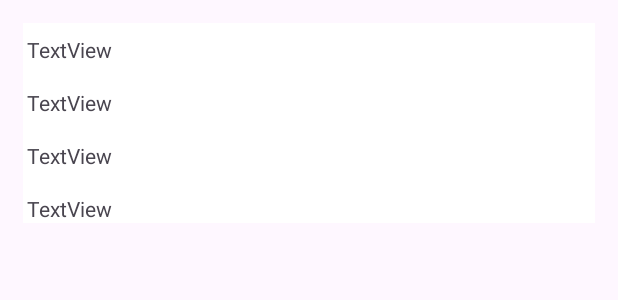
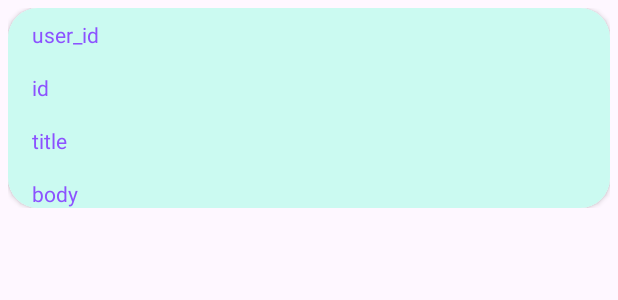
Before and after one commit to Marek243-sk/MyGame, an Android app: the layout main_view_api.xml on its own in the app's theme, with its tools: preview values and no code run, on a phone screen of 412 x 824 dp. Shown: the top 300 px of the screen. Run offline under Robolectric (Android 15) with nearby library versions, the phone set to English and light mode, and no system bars.

Commit message:
Práca na 3. zadaní.

```diff
--- a/app/src/main/res/layout/main_view_api.xml
+++ b/app/src/main/res/layout/main_view_api.xml
@@ -2,20 +2,18 @@
 <androidx.constraintlayout.widget.ConstraintLayout xmlns:android="http://schemas.android.com/apk/res/android"
     xmlns:app="http://schemas.android.com/apk/res-auto"
     android:layout_width="match_parent"
-    android:layout_margin="15dp"
+    android:layout_margin="5dp"
     android:layout_height="wrap_content">
 
     <androidx.cardview.widget.CardView
-        android:layout_width="409dp"
+        android:layout_width="match_parent"
         android:layout_height="match_parent"
-        app:layout_constraintEnd_toEndOf="parent"
-        app:layout_constraintHorizontal_bias="0.5"
-        app:layout_constraintStart_toStartOf="parent"
-        app:layout_constraintTop_toTopOf="parent">
+        app:cardCornerRadius="20dp">
 
         <androidx.constraintlayout.widget.ConstraintLayout
             android:layout_width="match_parent"
-            android:layout_height="match_parent">
+            android:layout_height="match_parent"
+            android:background="@color/box">
 
             <TextView
                 android:id="@+id/title_tv"
@@ -23,9 +21,10 @@
                 android:layout_height="wrap_content"
                 android:layout_marginStart="16dp"
                 android:layout_marginTop="16dp"
-                android:text="TextView"
+                android:text="@string/title"
                 app:layout_constraintStart_toStartOf="parent"
-                app:layout_constraintTop_toBottomOf="@+id/id_tv" />
+                app:layout_constraintTop_toBottomOf="@+id/id_tv"
+                android:textColor="@color/text"/>
 
             <TextView
                 android:id="@+id/id_tv"
@@ -33,9 +32,10 @@
                 android:layout_height="wrap_content"
                 android:layout_marginStart="16dp"
                 android:layout_marginTop="16dp"
-                android:text="TextView"
+                android:text="@string/id"
                 app:layout_constraintStart_toStartOf="parent"
-                app:layout_constraintTop_toBottomOf="@+id/user_id_tv" />
+                app:layout_constraintTop_toBottomOf="@+id/user_id_tv"
+                android:textColor="@color/text"/>
 
             <TextView
                 android:id="@+id/body_tv"
@@ -43,9 +43,10 @@
                 android:layout_height="wrap_content"
                 android:layout_marginStart="16dp"
                 android:layout_marginTop="16dp"
-                android:text="TextView"
+                android:text="@string/body"
                 app:layout_constraintStart_toStartOf="parent"
-                app:layout_constraintTop_toBottomOf="@+id/title_tv" />
+                app:layout_constraintTop_toBottomOf="@+id/title_tv"
+                android:textColor="@color/text"/>
 
             <TextView
                 android:id="@+id/user_id_tv"
@@ -53,9 +54,10 @@
                 android:layout_height="wrap_content"
                 android:layout_marginStart="16dp"
                 android:layout_marginTop="8dp"
-                android:text="TextView"
+                android:text="@string/user_id"
                 app:layout_constraintStart_toStartOf="parent"
-                app:layout_constraintTop_toTopOf="parent" />
+                app:layout_constraintTop_toTopOf="parent"
+                android:textColor="@color/text"/>
 
         </androidx.constraintlayout.widget.ConstraintLayout>
 
--- a/app/src/main/res/values/strings.xml
+++ b/app/src/main/res/values/strings.xml
@@ -17,5 +17,9 @@
     <string name="forgot_password">Forgot Password?</string>
     <string name="sign_in_with_google">Sign in with Google.</string>
     <string name="break_it">Break it</string>
+    <string name="title">title</string>
+    <string name="id">id</string>
+    <string name="body">body</string>
+    <string name="user_id">user_id</string>
 
 </resources>
```
